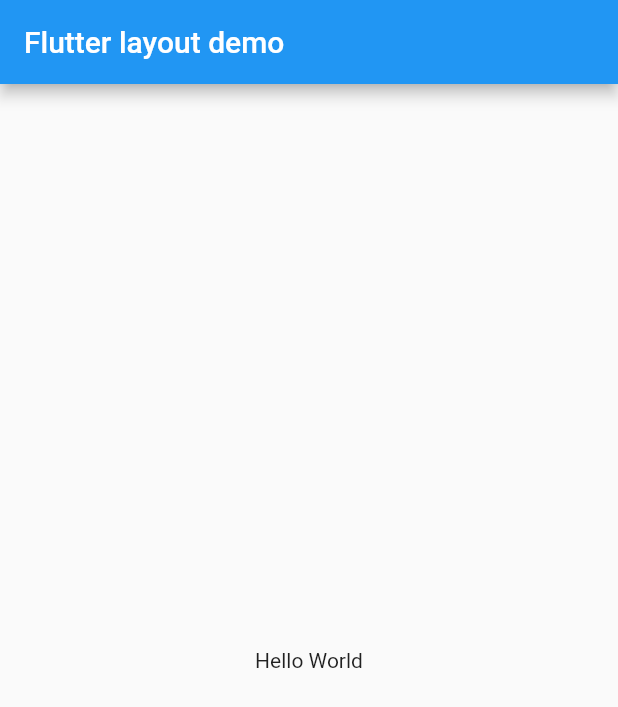
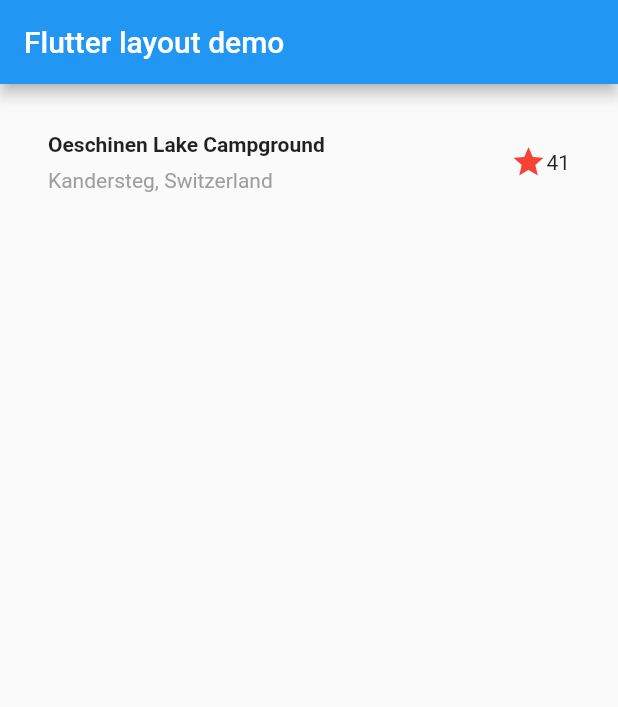
Before and after one commit to masonfibkins/flutter-interview-layout, a Flutter app: the screen it shows after launch, on a phone screen of 412 x 824 dp. Shown: the top 707 px of the screen. Run offline on Flutter 3.47's test engine with Material 2 defaults, Android fonts, the phone set to English and light mode, and no system bars.

Commit message:
updated body to display column with title and red star

```diff
--- a/interview_layout/lib/main.dart
+++ b/interview_layout/lib/main.dart
@@ -56,9 +56,9 @@
         appBar: AppBar(
           title: const Text('Flutter layout demo'),
         ),
-        body: const Center(
-          child: Text('Hello World'),
-        ),
+        body: Column(children: [
+          titleSection,
+        ]),
       ),
     );
   }
```
